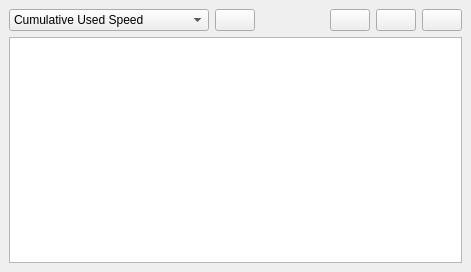
This is DCGUI/Windows/GraphVis.ui in DanielZorin/DataCenters as Qt 5 draws it before an edit. The edited form follows.
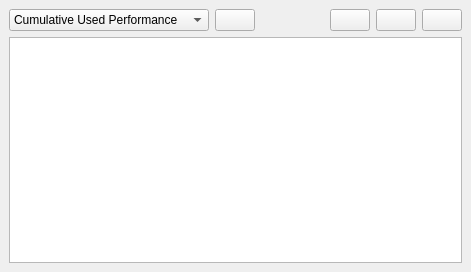
This is the edited form. Icons and pictures are not drawn.

The edit to the form file:
```diff
--- a/DCGUI/Windows/GraphVis.ui
+++ b/DCGUI/Windows/GraphVis.ui
@@ -44,12 +44,7 @@
         </property>
         <item>
          <property name="text">
-          <string>Cumulative Used Speed</string>
-         </property>
-        </item>
-        <item>
-         <property name="text">
-          <string>Cumulative Used Volume</string>
+          <string>Cumulative Used Performance</string>
          </property>
         </item>
         <item>
```
Left out of the diff: 5 changed lines with no effect on the pictures.
